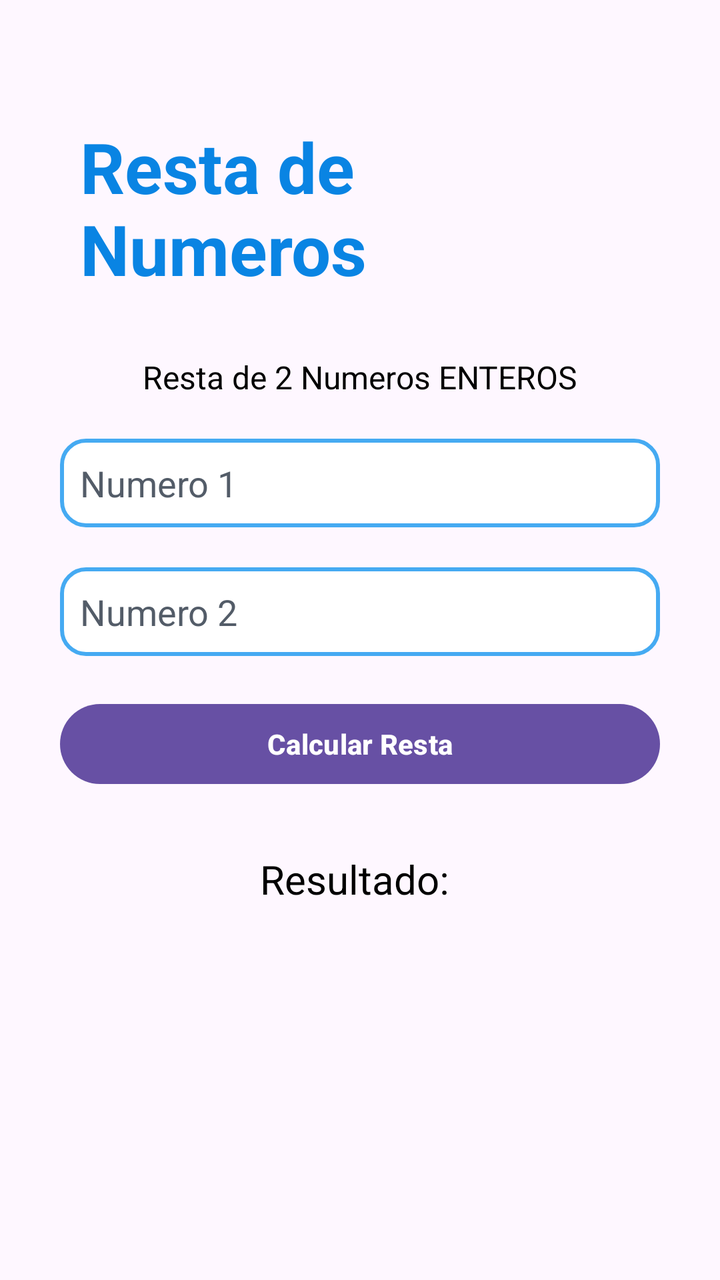
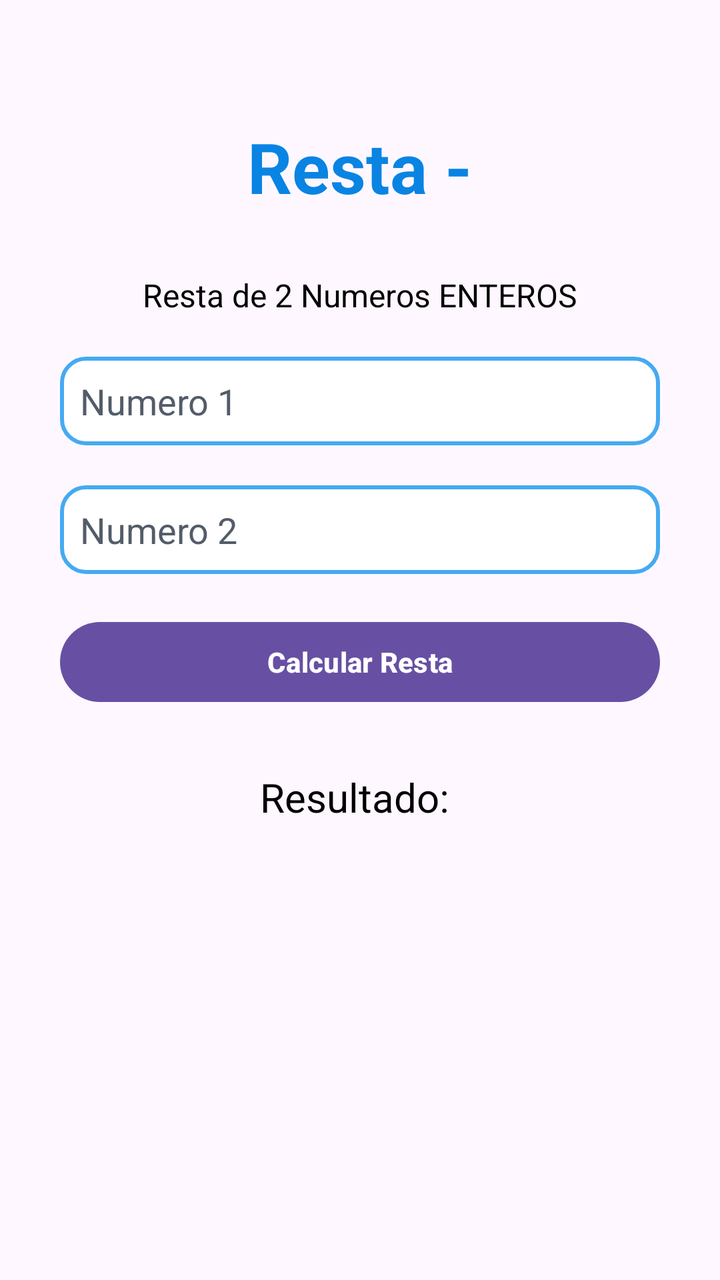

Compare the two renders of this Android layout. The source of the first and the diff that turns it into the second are given below.
<!-- AndroidManifest.xml: application theme Theme.AppFragment -->
<!-- res/layout/fragment_resta.xml -->
<?xml version="1.0" encoding="utf-8"?>
<LinearLayout xmlns:android="http://schemas.android.com/apk/res/android"
    android:layout_width="match_parent"
    android:layout_height="wrap_content"
    android:padding="25dp"
    android:orientation="vertical"
    android:gravity="center_horizontal">

    <TextView
        android:layout_marginTop="20dp"
        android:textColor="#0984e3"
        android:padding="15dp"
        android:textSize="35dp"
        android:textStyle="bold"
        android:layout_width="wrap_content"
        android:layout_height="wrap_content"
        android:text="Resta de Numeros" />

    <TextView
        android:text="Resta de 2 Numeros ENTEROS"
        android:textColor="#000"
        android:textSize="16sp"
        android:layout_marginTop="15dp"
        android:layout_width="wrap_content"
        android:layout_height="wrap_content" />

    <EditText
        android:id="@+id/edtNum1R"
        android:hint="Numero 1"
        android:inputType="number"
        android:textColorHint="#535c68"
        android:layout_marginTop="20dp"
        android:padding="10dp"
        android:background="@drawable/bg_input"
        android:textColor="#000"
        android:layout_width="300dp"
        android:layout_height="wrap_content" />

    <EditText
        android:id="@+id/edtNum2R"
        android:hint="Numero 2"
        android:inputType="number"
        android:textColorHint="#535c68"
        android:layout_marginTop="20dp"
        android:padding="10dp"
        android:background="@drawable/bg_input"
        android:textColor="#000"
        android:layout_width="300dp"
        android:layout_height="wrap_content" />

    <Button
        android:id="@+id/btnCalcularR"
        android:text="Calcular Resta"
        android:textColor="#FFF"
        android:layout_marginTop="20dp"
        android:textStyle="bold"
        android:layout_width="300dp"
        android:layout_height="wrap_content" />

    <TextView
        android:id="@+id/txtResultado"
        android:text="Resultado: "
        android:textColor="#000"
        android:textSize="20dp"
        android:layout_marginTop="30dp"
        android:layout_width="wrap_content"
        android:layout_height="wrap_content" />

</LinearLayout>
<!-- resources referenced by this layout -->
<resources>
  <!-- drawable bg_input (drawable) -->
  <?xml version="1.0" encoding="utf-8"?>
  <shape xmlns:android="http://schemas.android.com/apk/res/android">
      <solid android:color="#FFF"  />
      <corners android:radius="12dp" />
      <stroke
          android:width="2dp"
          android:color="#45aaf2"/>
  </shape>
  <style name="Theme.AppFragment" parent="Base.Theme.AppFragment" />
  <style name="Base.Theme.AppFragment" parent="Theme.Material3.DayNight.NoActionBar">
          
          
      </style>
</resources>

<!-- the commit's change to res/layout/fragment_resta.xml (unified diff, before → after) -->
@@ -14,7 +14,7 @@
         android:textStyle="bold"
         android:layout_width="wrap_content"
         android:layout_height="wrap_content"
-        android:text="Resta de Numeros" />
+        android:text="Resta -" />
 
     <TextView
         android:text="Resta de 2 Numeros ENTEROS"
@@ -58,7 +58,7 @@
         android:layout_height="wrap_content" />
 
     <TextView
-        android:id="@+id/txtResultado"
+        android:id="@+id/txtResultadoR"
         android:text="Resultado: "
         android:textColor="#000"
         android:textSize="20dp"
